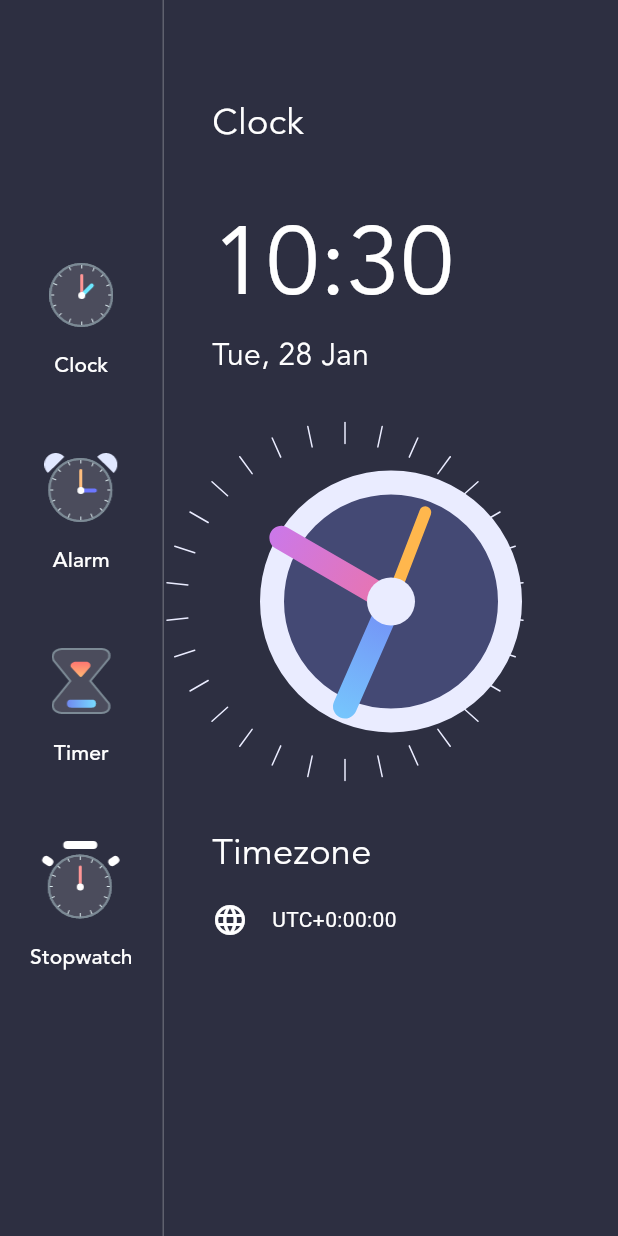
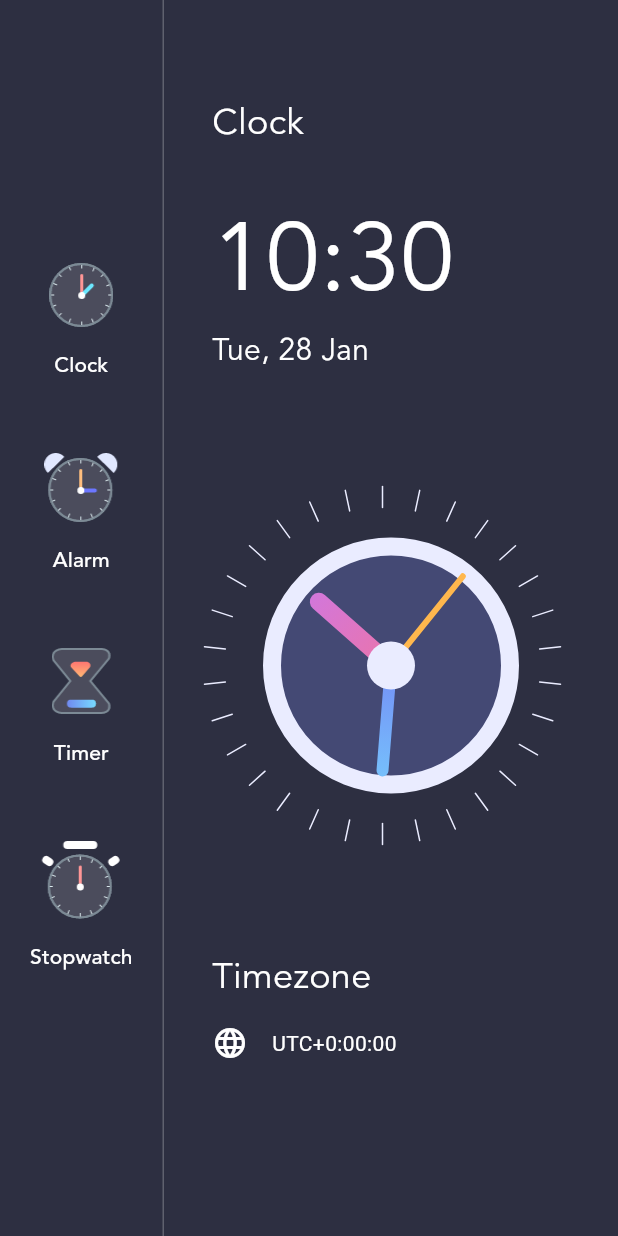
Before and after one commit to parth-darji/clock_cp_app, a Flutter app: the screen it shows after launch, on a phone screen of 412 x 824 dp. Run offline on Flutter 3.47's test engine with Material 3 defaults, Android fonts, the phone set to English and light mode, and no system bars.

Commit message:
adjust the size for the home screen

```diff
--- a/lib/clock_view.dart
+++ b/lib/clock_view.dart
@@ -25,8 +25,8 @@ class _ClockViewState extends State<ClockView> {
   @override
   Widget build(BuildContext context) {
     return SizedBox(
-      width: 300,
-      height: 300,
+      width: 250,
+      height: 250,
       child: Transform.rotate(
         angle: -pi / 2,
         child: CustomPaint(
@@ -52,7 +52,7 @@ class ClockPainter extends CustomPainter {
 
     var outlineBrush = Paint();
     outlineBrush.color = Color(0xFFEAECFF);
-    outlineBrush.strokeWidth = 16;
+    outlineBrush.strokeWidth = 12;
     outlineBrush.style = PaintingStyle.stroke;
 
     var centerFillBrush = Paint();
@@ -60,7 +60,7 @@ class ClockPainter extends CustomPainter {
 
     var secHandBrush = Paint();
     secHandBrush.color = Colors.orange[300]!;
-    secHandBrush.strokeWidth = 8;
+    secHandBrush.strokeWidth = 4;
     secHandBrush.style = PaintingStyle.stroke;
     secHandBrush.strokeCap = StrokeCap.round;
 
@@ -73,7 +73,7 @@ class ClockPainter extends CustomPainter {
         radius: radius,
       ),
     );
-    minHandBrush.strokeWidth = 16;
+    minHandBrush.strokeWidth = 8;
     minHandBrush.style = PaintingStyle.stroke;
     minHandBrush.strokeCap = StrokeCap.round;
 
@@ -86,7 +86,7 @@ class ClockPainter extends CustomPainter {
         radius: radius,
       ),
     );
-    hourHandBrush.strokeWidth = 16;
+    hourHandBrush.strokeWidth = 12;
     hourHandBrush.style = PaintingStyle.stroke;
     hourHandBrush.strokeCap = StrokeCap.round;
 
--- a/lib/home_page.dart
+++ b/lib/home_page.dart
@@ -44,11 +44,9 @@ class HomePage extends StatelessWidget {
               ],
             ),
           ),
-          SafeArea(
-            child: VerticalDivider(
+          VerticalDivider(
             color: Colors.white24,
             width: 1,
-            ),
           ),
           Expanded(
             child: Container(
@@ -59,7 +57,10 @@ class HomePage extends StatelessWidget {
               child: Column(
                 crossAxisAlignment: CrossAxisAlignment.start,
                 children: [
-                  Text(
+                  Flexible(
+                    flex: 1,
+                    fit: FlexFit.tight,
+                    child: Text(
                       "Clock",
                       style: TextStyle(
                         color: Colors.white,
@@ -67,7 +68,12 @@ class HomePage extends StatelessWidget {
                         fontFamily: "avenir",
                       ),
                     ),
-                  SizedBox(height: 32),
+                  ),
+                  Flexible(
+                    flex: 2,
+                    child: Column(
+                      crossAxisAlignment: CrossAxisAlignment.start,
+                      children: [
                         Text(
                           formattedTime,
                           style: TextStyle(
@@ -84,7 +90,23 @@ class HomePage extends StatelessWidget {
                             fontFamily: "avenir",
                           ),
                         ),
-                  ClockView(),
+                      ],
+                    ),
+                  ),
+                  Flexible(
+                    flex: 6,
+                    fit: FlexFit.tight,
+                    child: Align(
+                      alignment: Alignment.center,
+                      child: ClockView(),
+                    ),
+                  ),
+                  Flexible(
+                    flex: 2,
+                    fit: FlexFit.tight,
+                    child: Column(
+                      crossAxisAlignment: CrossAxisAlignment.start,
+                      children: [
                         Text(
                           "Timezone",
                           style: TextStyle(
@@ -109,6 +131,9 @@ class HomePage extends StatelessWidget {
                               ),
                             ),
                           ],
+                        ),
+                      ],
+                    ),
                   ),
                 ],
               ),
```
Lines whose indentation alone changed are shown as unchanged.
